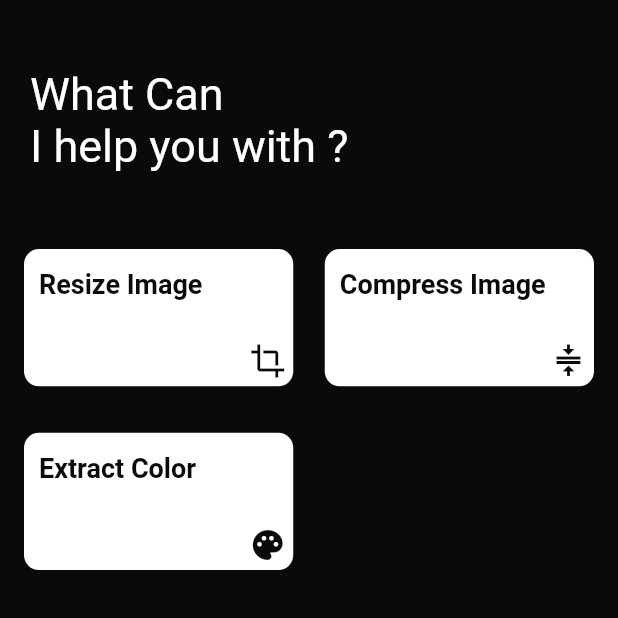
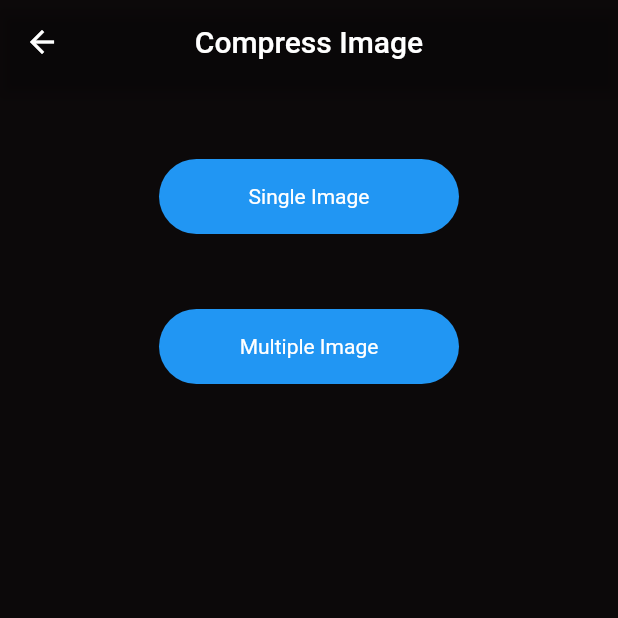
Before and after one commit to Oauth-Celestial/PicSizer, a Flutter app: the HomePage screen opened directly, after a tap on "Compress Image", on a phone screen of 412 x 824 dp, the top half of it. Run offline on Flutter 3.47's test engine with Material 2 defaults, Android fonts, the light colour scheme and no system bars; our stand-ins replace flutter_native_image, get, image_picker, permission_handler; missing offline and left inert: pixel_color_picker.

Commit message:
Added Extract color feature

```diff
--- a/lib/Controller/SelectImageController.dart
+++ b/lib/Controller/SelectImageController.dart
@@ -1,11 +1,10 @@
 import 'dart:io';
-
-import 'package:flutter/cupertino.dart';
 import 'package:flutter/material.dart';
 import 'package:get/get.dart';
 import 'package:image_picker/image_picker.dart';
 import 'package:picsizer/Model/FileDataModel.dart';
 import 'package:picsizer/Services/FileService.dart';
+import 'package:picsizer/View/ExtractColor/ExtractColor.dart';
 import 'package:picsizer/View/ResizeImage/ResizeImageScreen.dart';
 
 class SelectImageContoller extends GetxController {
@@ -35,7 +34,7 @@ class SelectImageContoller extends GetxController {
     }
   }
 
-  selectSingleImage(BuildContext context) async {
+  selectSingleImage(BuildContext context, String navigateTo) async {
     final imagePicker = ImagePicker();
     final XFile? selectedImage =
         await imagePicker.pickImage(source: ImageSource.gallery);
@@ -52,12 +51,29 @@ class SelectImageContoller extends GetxController {
       );
       ScaffoldMessenger.of(context).showSnackBar(snackBar);
     } else {
+      if (navigateTo.toLowerCase() == "resize image") {}
+
+      switch (navigateTo.toLowerCase()) {
+        case "resize image":
           File image = File(selectedImage.path);
           var decodedImage = await decodeImageFromList(image.readAsBytesSync());
           Get.to(() => ResizeImageScreen(
                 selectedImage:
                     FileData(image, decodedImage.width, decodedImage.height),
               ));
+          break;
+        case "extract color":
+          File image = File(selectedImage.path);
+          var decodedImage = await decodeImageFromList(image.readAsBytesSync());
+          Get.to(() => ExtractColorScreen(
+                selectedImage:
+                    FileData(image, decodedImage.width, decodedImage.height),
+              ));
+          break;
+
+        default:
+          break;
       }
     }
   }
+}
--- /dev/null
+++ b/lib/View/CompressImage/CompressPage.dart
@@ -0,0 +1,62 @@
+import 'package:flutter/material.dart';
+import 'package:flutter/src/widgets/container.dart';
+import 'package:flutter/src/widgets/framework.dart';
+import 'package:picsizer/Constants/AppColors.dart';
+
+class CompressImage extends StatelessWidget {
+  const CompressImage({super.key});
+
+  @override
+  Widget build(BuildContext context) {
+    return Scaffold(
+      appBar: AppBar(
+        backgroundColor: Colors.transparent,
+        title: Text("Compress Image"),
+        centerTitle: true,
+      ),
+      backgroundColor: blackBackground,
+      body: SafeArea(
+          child: Container(
+        child: Column(
+          crossAxisAlignment: CrossAxisAlignment.center,
+          children: [
+            SizedBox(
+              height: 50,
+            ),
+            Center(
+              child: Container(
+                alignment: Alignment.center,
+                width: 200,
+                height: 50,
+                child: Text(
+                  "Single Image",
+                  style: TextStyle(color: Colors.white),
+                ),
+                decoration: BoxDecoration(
+                    color: Colors.blue,
+                    borderRadius: BorderRadius.circular(30)),
+              ),
+            ),
+            SizedBox(
+              height: 50,
+            ),
+            Center(
+              child: Container(
+                alignment: Alignment.center,
+                width: 200,
+                height: 50,
+                child: Text(
+                  "Multiple Image",
+                  style: TextStyle(color: Colors.white),
+                ),
+                decoration: BoxDecoration(
+                    color: Colors.blue,
+                    borderRadius: BorderRadius.circular(30)),
+              ),
+            )
+          ],
+        ),
+      )),
+    );
+  }
+}
--- a/lib/View/Home/Card/HomeTile.dart
+++ b/lib/View/Home/Card/HomeTile.dart
@@ -3,6 +3,7 @@ import 'package:get/get.dart';
 import 'package:picsizer/Constants/AppColors.dart';
 import 'package:picsizer/Controller/SelectImageController.dart';
 import 'package:picsizer/Model/HomeTileModel.dart';
+import 'package:picsizer/View/CompressImage/CompressPage.dart';
 
 class HomeTile extends StatelessWidget {
   HomeTileModel tileData;
@@ -13,9 +14,16 @@ class HomeTile extends StatelessWidget {
   Widget build(BuildContext context) {
     return InkWell(
       onTap: () {
-        if (tileData.title.toLowerCase() == "resize image") {
-          SelectImageContoller controller = Get.find<SelectImageContoller>();
-          controller.selectSingleImage(context);
+        SelectImageContoller controller = Get.find<SelectImageContoller>();
+        switch (tileData.title.toLowerCase()) {
+          case "resize image":
+            controller.selectSingleImage(context, "resize image");
+            break;
+          case "extract color":
+            controller.selectSingleImage(context, "extract color");
+            break;
+          case "compress image":
+            Get.to(CompressImage());
         }
       },
       child: Container(
--- a/lib/main.dart
+++ b/lib/main.dart
@@ -4,7 +4,7 @@ import 'package:get/get_navigation/get_navigation.dart';
 import 'package:picsizer/Controller/ResizeImageContoller.dart';
 import 'package:picsizer/Controller/SelectImageController.dart';
 import 'package:picsizer/Services/FileService.dart';
-import 'package:picsizer/View/ColorPicker/ColorPicker.dart';
+import 'package:picsizer/View/ExtractColor/ExtractColor.dart';
 
 import 'package:picsizer/View/Home/HomePage.dart';
 import 'package:picsizer/View/ResizeImage/ResizeImageScreen.dart';
@@ -23,7 +23,7 @@ class RootPage extends StatelessWidget {
     Get.put(SelectImageContoller());
     Get.put(ResizeImageContoller());
     return GetMaterialApp(
-      home: ImagePickerScreen(),
+      home: HomePage(),
     );
   }
 }
--- a/pubspec.yaml
+++ b/pubspec.yaml
@@ -38,8 +38,10 @@ dependencies:
   flutter_animate: ^4.1.1+1
   permission_handler: ^9.2.0
   path_provider: ^2.0.5
-  image_pixels: ^3.0.0
-  image: ^4.0.15
+  flutter_image_compress: ^1.1.3
+
+  image: ^3.0.1
+  pixel_color_picker: ^1.0.0
 
 
   # The following adds the Cupertino Icons font to your application.
```
Also changed, not shown: lib/View/ColorPicker/ColorPicker.dart (deleted, +0 -96 lines), lib/View/ExtractColor/ExtractColor.dart (added, +139 -0 lines), assets/b.jpg (added), pubspec.lock. Lines whose indentation alone changed are shown as unchanged.
